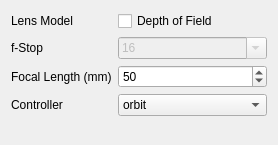
The window that src/ui/camerapropertiesui.ui (joesfer/voxelToy) describes before a commit, drawn with Qt 5.
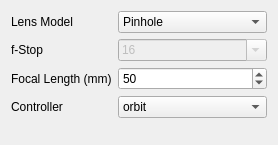
The same window after the commit.

Commit message: Implement Orthographic camera.

Patch:
```diff
--- a/src/ui/camerapropertiesui.ui
+++ b/src/ui/camerapropertiesui.ui
@@ -21,13 +21,6 @@
      </property>
     </widget>
    </item>
-   <item row="0" column="1">
-    <widget class="QCheckBox" name="enableDOF">
-     <property name="text">
-      <string>Depth of Field</string>
-     </property>
-    </widget>
-   </item>
    <item row="1" column="0">
     <widget class="QLabel" name="label">
      <property name="text">
@@ -150,6 +143,25 @@
      </item>
     </widget>
    </item>
+   <item row="0" column="1">
+    <widget class="QComboBox" name="cameraLensModel">
+     <item>
+      <property name="text">
+       <string>Pinhole</string>
+      </property>
+     </item>
+     <item>
+      <property name="text">
+       <string>Thin Lens</string>
+      </property>
+     </item>
+     <item>
+      <property name="text">
+       <string>Orthographic</string>
+      </property>
+     </item>
+    </widget>
+   </item>
   </layout>
  </widget>
  <resources/>
```
Left out of the diff: 52 changed lines with no effect on the pictures. The commit also changes 18 other files.
